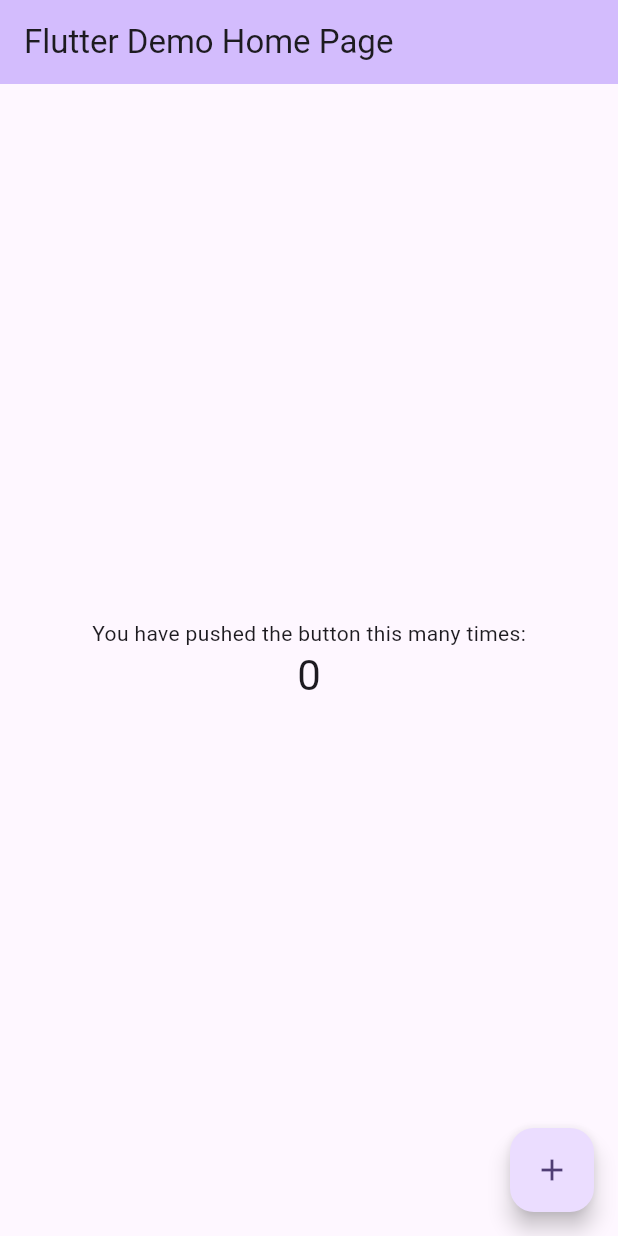
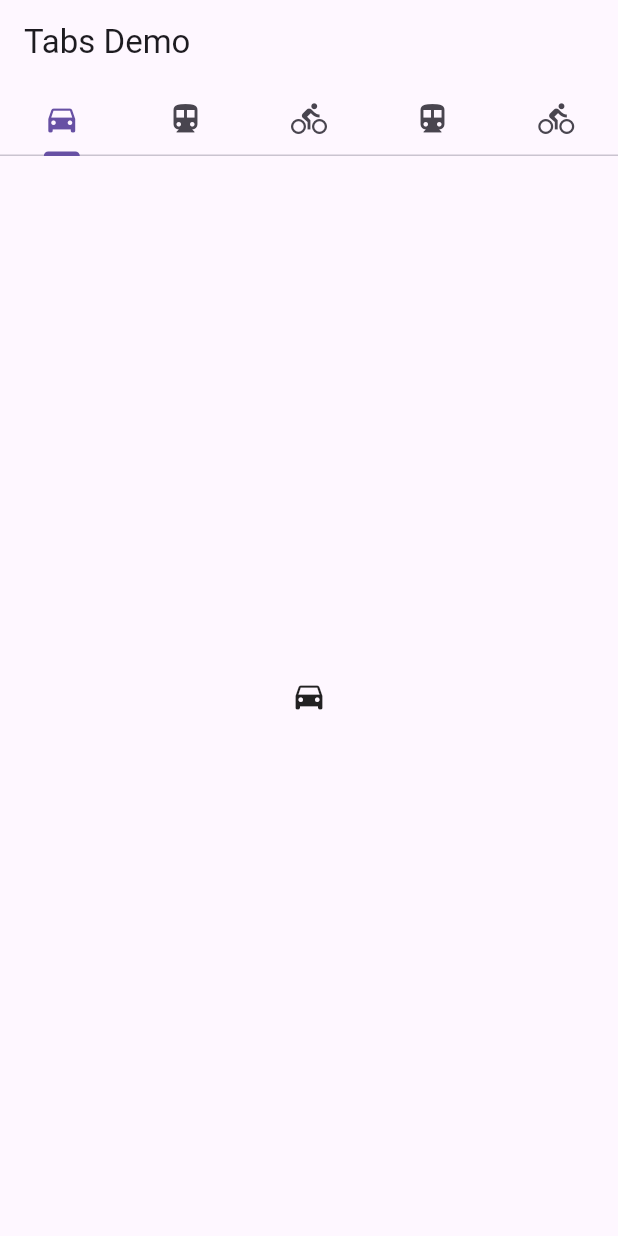
Before and after one commit to Amoako419/Flutter_Assignment_1, a Flutter app: the screen it shows after launch, on a phone screen of 412 x 824 dp. Run offline on Flutter 3.47's test engine with Material 3 defaults, Android fonts, the phone set to English and light mode, and no system bars.

Commit message:
initial commit

```diff
--- a/cafetaria/lib/main.dart
+++ b/cafetaria/lib/main.dart
@@ -1,125 +1,41 @@
 import 'package:flutter/material.dart';
 
 void main() {
-  runApp(const MyApp());
+  runApp(const TabBarDemo());
 }
 
-class MyApp extends StatelessWidget {
-  const MyApp({super.key});
+class TabBarDemo extends StatelessWidget {
+  const TabBarDemo({super.key});
 
-  // This widget is the root of your application.
   @override
   Widget build(BuildContext context) {
     return MaterialApp(
-      title: 'Flutter Demo',
-      theme: ThemeData(
-        // This is the theme of your application.
-        //
-        // TRY THIS: Try running your application with "flutter run". You'll see
-        // the application has a purple toolbar. Then, without quitting the app,
-        // try changing the seedColor in the colorScheme below to Colors.green
-        // and then invoke "hot reload" (save your changes or press the "hot
-        // reload" button in a Flutter-supported IDE, or press "r" if you used
-        // the command line to start the app).
-        //
-        // Notice that the counter didn't reset back to zero; the application
-        // state is not lost during the reload. To reset the state, use hot
-        // restart instead.
-        //
-        // This works for code too, not just values: Most code changes can be
-        // tested with just a hot reload.
-        colorScheme: ColorScheme.fromSeed(seedColor: Colors.deepPurple),
-        useMaterial3: true,
+      home: DefaultTabController(
+        length: 3,
+        child: Scaffold(
+          appBar: AppBar(
+            bottom: const TabBar(
+              tabs: [
+                Tab(icon: Icon(Icons.directions_car)),
+                Tab(icon: Icon(Icons.directions_transit)),
+                Tab(icon: Icon(Icons.directions_bike)),
+                Tab(icon: Icon(Icons.directions_transit)),
+                Tab(icon: Icon(Icons.directions_bike)),
+              ],
+            ),
+            title: const Text('Tabs Demo'),
+          ),
+          body: const TabBarView(
+            children: [
+              Icon(Icons.directions_car),
+              Icon(Icons.directions_transit),
+              Icon(Icons.directions_bike),
+              Icon(Icons.directions_transit),
+              Icon(Icons.directions_bike),
+            ],
+          ),
+        ),
       ),
-      home: const MyHomePage(title: 'Flutter Demo Home Page'),
     );
   }
 }
-
-class MyHomePage extends StatefulWidget {
-  const MyHomePage({super.key, required this.title});
-
-  // This widget is the home page of your application. It is stateful, meaning
-  // that it has a State object (defined below) that contains fields that affect
-  // how it looks.
-
-  // This class is the configuration for the state. It holds the values (in this
-  // case the title) provided by the parent (in this case the App widget) and
-  // used by the build method of the State. Fields in a Widget subclass are
-  // always marked "final".
-
-  final String title;
-
-  @override
-  State<MyHomePage> createState() => _MyHomePageState();
-}
-
-class _MyHomePageState extends State<MyHomePage> {
-  int _counter = 0;
-
-  void _incrementCounter() {
-    setState(() {
-      // This call to setState tells the Flutter framework that something has
-      // changed in this State, which causes it to rerun the build method below
-      // so that the display can reflect the updated values. If we changed
-      // _counter without calling setState(), then the build method would not be
-      // called again, and so nothing would appear to happen.
-      _counter++;
-    });
-  }
-
-  @override
-  Widget build(BuildContext context) {
-    // This method is rerun every time setState is called, for instance as done
-    // by the _incrementCounter method above.
-    //
-    // The Flutter framework has been optimized to make rerunning build methods
-    // fast, so that you can just rebuild anything that needs updating rather
-    // than having to individually change instances of widgets.
-    return Scaffold(
-      appBar: AppBar(
-        // TRY THIS: Try changing the color here to a specific color (to
-        // Colors.amber, perhaps?) and trigger a hot reload to see the AppBar
-        // change color while the other colors stay the same.
-        backgroundColor: Theme.of(context).colorScheme.inversePrimary,
-        // Here we take the value from the MyHomePage object that was created by
-        // the App.build method, and use it to set our appbar title.
-        title: Text(widget.title),
-      ),
-      body: Center(
-        // Center is a layout widget. It takes a single child and positions it
-        // in the middle of the parent.
-        child: Column(
-          // Column is also a layout widget. It takes a list of children and
-          // arranges them vertically. By default, it sizes itself to fit its
-          // children horizontally, and tries to be as tall as its parent.
-          //
-          // Column has various properties to control how it sizes itself and
-          // how it positions its children. Here we use mainAxisAlignment to
-          // center the children vertically; the main axis here is the vertical
-          // axis because Columns are vertical (the cross axis would be
-          // horizontal).
-          //
-          // TRY THIS: Invoke "debug painting" (choose the "Toggle Debug Paint"
-          // action in the IDE, or press "p" in the console), to see the
-          // wireframe for each widget.
-          mainAxisAlignment: MainAxisAlignment.center,
-          children: <Widget>[
-            const Text(
-              'You have pushed the button this many times:',
-            ),
-            Text(
-              '$_counter',
-              style: Theme.of(context).textTheme.headlineMedium,
-            ),
-          ],
-        ),
-      ),
-      floatingActionButton: FloatingActionButton(
-        onPressed: _incrementCounter,
-        tooltip: 'Increment',
-        child: const Icon(Icons.add),
-      ), // This trailing comma makes auto-formatting nicer for build methods.
-    );
-  }
-}
```
